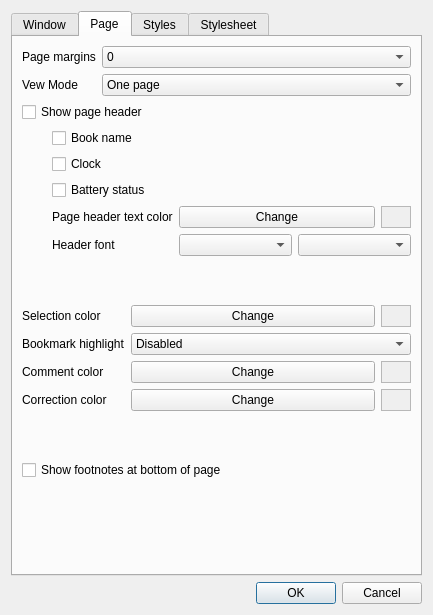
Old version of the form cr3qt/src/settings.ui in the repository buggins/coolreader.
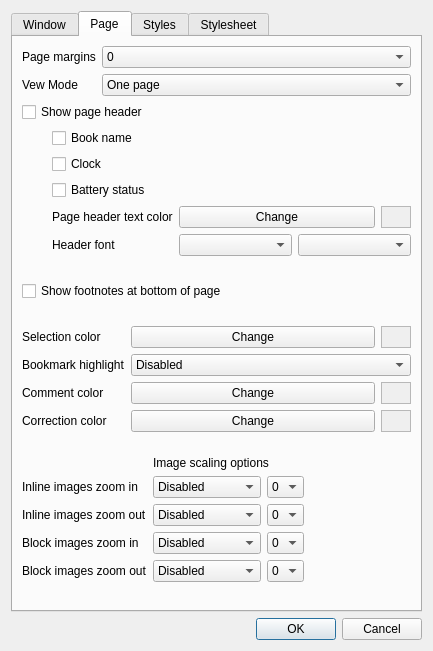
New version of the form. Icons and pictures are not drawn. Custom widgets are drawn as their Qt base class.

Commit message: Qt: image scaling setting in UI

```diff
--- a/cr3qt/src/settings.ui
+++ b/cr3qt/src/settings.ui
@@ -10,7 +10,7 @@
     <x>0</x>
     <y>0</y>
     <width>433</width>
-    <height>615</height>
+    <height>651</height>
    </rect>
   </property>
   <property name="sizePolicy">
@@ -445,6 +445,26 @@
            </property>
           </spacer>
          </item>
+         <item>
+          <widget class="QCheckBox" name="cbShowFootNotes">
+           <property name="text">
+            <string>Show footnotes at bottom of page</string>
+           </property>
+          </widget>
+         </item>
+         <item>
+          <spacer name="verticalSpacer_3">
+           <property name="orientation">
+            <enum>Qt::Vertical</enum>
+           </property>
+           <property name="sizeHint" stdset="0">
+            <size>
+             <width>367</width>
+             <height>13</height>
+            </size>
+           </property>
+          </spacer>
+         </item>
          <item>
           <layout class="QFormLayout" name="formLayout_6">
            <item row="0" column="0">
@@ -654,24 +674,234 @@
           </spacer>
          </item>
          <item>
-          <widget class="QCheckBox" name="cbShowFootNotes">
-           <property name="text">
-            <string>Show footnotes at bottom of page</string>
+          <layout class="QFormLayout" name="formLayout_7">
+           <property name="fieldGrowthPolicy">
+            <enum>QFormLayout::ExpandingFieldsGrow</enum>
            </property>
-          </widget>
-         </item>
-         <item>
-          <spacer name="verticalSpacer_3">
-           <property name="orientation">
-            <enum>Qt::Vertical</enum>
-           </property>
-           <property name="sizeHint" stdset="0">
-            <size>
-             <width>367</width>
-             <height>13</height>
-            </size>
-           </property>
-          </spacer>
+           <item row="2" column="0">
+            <widget class="QLabel" name="label_41">
+             <property name="text">
+              <string>Inline images zoom in</string>
+             </property>
+            </widget>
+           </item>
+           <item row="2" column="1">
+            <layout class="QHBoxLayout" name="horizontalLayout_25">
+             <item>
+              <widget class="QComboBox" name="cbImageInlineZoominMode">
+               <item>
+                <property name="text">
+                 <string>Disabled</string>
+                </property>
+               </item>
+               <item>
+                <property name="text">
+                 <string>Integer scale</string>
+                </property>
+               </item>
+               <item>
+                <property name="text">
+                 <string>Arbitrary scale</string>
+                </property>
+               </item>
+              </widget>
+             </item>
+             <item>
+              <widget class="QComboBox" name="cbImageInlineZoominScale">
+               <item>
+                <property name="text">
+                 <string>0</string>
+                </property>
+               </item>
+               <item>
+                <property name="text">
+                 <string>1</string>
+                </property>
+               </item>
+               <item>
+                <property name="text">
+                 <string>2</string>
+                </property>
+               </item>
+               <item>
+                <property name="text">
+                 <string>3</string>
+                </property>
+               </item>
+              </widget>
+             </item>
+            </layout>
+           </item>
+           <item row="3" column="1">
+            <layout class="QHBoxLayout" name="horizontalLayout_18">
+             <item>
+              <widget class="QComboBox" name="cbImageInlineZoomoutMode">
+               <item>
+                <property name="text">
+                 <string>Disabled</string>
+                </property>
+               </item>
+               <item>
+                <property name="text">
+                 <string>Integer scale</string>
+                </property>
+               </item>
+               <item>
+                <property name="text">
+                 <string>Arbitrary scale</string>
+                </property>
+               </item>
+              </widget>
+             </item>
+             <item>
+              <widget class="QComboBox" name="cbImageInlineZoomoutScale">
+               <item>
+                <property name="text">
+                 <string>0</string>
+                </property>
+               </item>
+               <item>
+                <property name="text">
+                 <string>1</string>
+                </property>
+               </item>
+               <item>
+                <property name="text">
+                 <string>2</string>
+                </property>
+               </item>
+               <item>
+                <property name="text">
+                 <string>3</string>
+                </property>
+               </item>
+              </widget>
+             </item>
+            </layout>
+           </item>
+           <item row="5" column="0">
+            <widget class="QLabel" name="label_65">
+             <property name="text">
+              <string>Block images zoom in</string>
+             </property>
+            </widget>
+           </item>
+           <item row="5" column="1">
+            <layout class="QHBoxLayout" name="horizontalLayout_17">
+             <item>
+              <widget class="QComboBox" name="cbImageBlockZoominMode">
+               <item>
+                <property name="text">
+                 <string>Disabled</string>
+                </property>
+               </item>
+               <item>
+                <property name="text">
+                 <string>Integer scale</string>
+                </property>
+               </item>
+               <item>
+                <property name="text">
+                 <string>Arbitrary scale</string>
+                </property>
+               </item>
+              </widget>
+             </item>
+             <item>
+              <widget class="QComboBox" name="cbImageBlockZoominScale">
+               <item>
+                <property name="text">
+                 <string>0</string>
+                </property>
+               </item>
+               <item>
+                <property name="text">
+                 <string>1</string>
+                </property>
+               </item>
+               <item>
+                <property name="text">
+                 <string>2</string>
+                </property>
+               </item>
+               <item>
+                <property name="text">
+                 <string>3</string>
+                </property>
+               </item>
+              </widget>
+             </item>
+            </layout>
+           </item>
+           <item row="7" column="0">
+            <widget class="QLabel" name="label_53">
+             <property name="text">
+              <string>Block images zoom out</string>
+             </property>
+            </widget>
+           </item>
+           <item row="7" column="1">
+            <layout class="QHBoxLayout" name="horizontalLayout_12">
+             <item>
+              <widget class="QComboBox" name="cbImageBlockZoomoutMode">
+               <item>
+                <property name="text">
+                 <string>Disabled</string>
+                </property>
+               </item>
+               <item>
+                <property name="text">
+                 <string>Integer scale</string>
+                </property>
+               </item>
+               <item>
+                <property name="text">
+                 <string>Arbitrary scale</string>
+                </property>
+               </item>
+              </widget>
+             </item>
+             <item>
+              <widget class="QComboBox" name="cbImageBlockZoomoutScale">
+               <item>
+                <property name="text">
+                 <string>0</string>
+                </property>
+               </item>
+               <item>
+                <property name="text">
+                 <string>1</string>
+                </property>
+               </item>
+               <item>
+                <property name="text">
+                 <string>2</string>
+                </property>
+               </item>
+               <item>
+                <property name="text">
+                 <string>3</string>
+                </property>
+               </item>
+              </widget>
+             </item>
+            </layout>
+           </item>
+           <item row="3" column="0">
+            <widget class="QLabel" name="label_64">
+             <property name="text">
+              <string>Inline images zoom out</string>
+             </property>
+            </widget>
+           </item>
+           <item row="1" column="1">
+            <widget class="QLabel" name="label_42">
+             <property name="text">
+              <string>Image scaling options</string>
+             </property>
+            </widget>
+           </item>
+          </layout>
          </item>
          <item>
           <spacer name="verticalSpacer_4">
```
Left out of the diff: 4 changed lines with no effect on the pictures. The commit also changes 3 other files.
